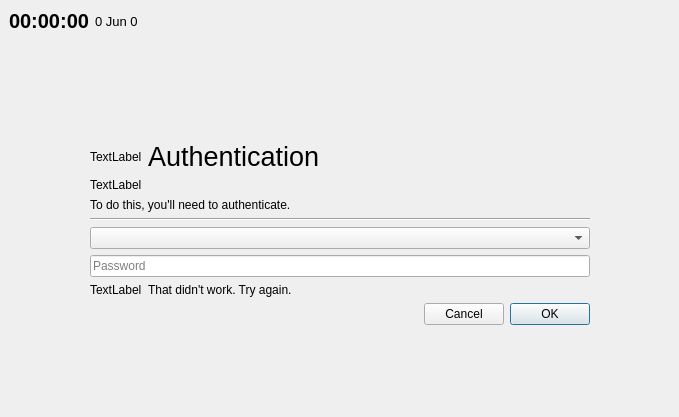
Above: polkitagent/authenticate.ui from vicr123/theshell before the change. Below: the same form after it.
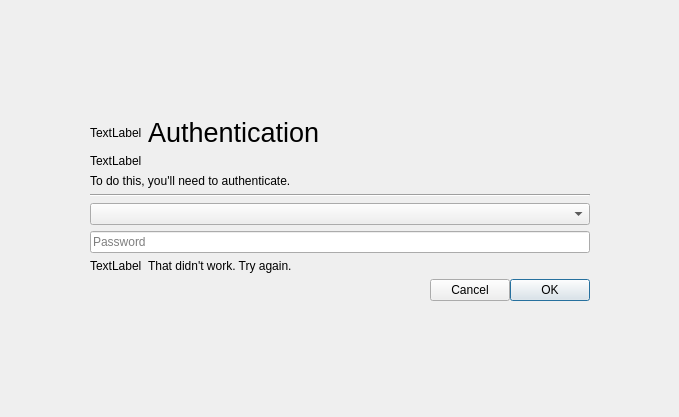
That is the form after the change. Icons and pictures are not drawn.

```diff
--- a/polkitagent/authenticate.ui
+++ b/polkitagent/authenticate.ui
@@ -30,7 +30,59 @@
    <property name="bottomMargin">
     <number>0</number>
    </property>
-   <item row="2" column="1" colspan="2">
+   <item row="1" column="0">
+    <spacer name="horizontalSpacer_2">
+     <property name="orientation">
+      <enum>Qt::Horizontal</enum>
+     </property>
+     <property name="sizeHint" stdset="0">
+      <size>
+       <width>40</width>
+       <height>20</height>
+      </size>
+     </property>
+    </spacer>
+   </item>
+   <item row="0" column="1">
+    <spacer name="verticalSpacer_2">
+     <property name="orientation">
+      <enum>Qt::Vertical</enum>
+     </property>
+     <property name="sizeHint" stdset="0">
+      <size>
+       <width>20</width>
+       <height>40</height>
+      </size>
+     </property>
+    </spacer>
+   </item>
+   <item row="2" column="1">
+    <spacer name="verticalSpacer">
+     <property name="orientation">
+      <enum>Qt::Vertical</enum>
+     </property>
+     <property name="sizeHint" stdset="0">
+      <size>
+       <width>20</width>
+       <height>40</height>
+      </size>
+     </property>
+    </spacer>
+   </item>
+   <item row="1" column="3">
+    <spacer name="horizontalSpacer_3">
+     <property name="orientation">
+      <enum>Qt::Horizontal</enum>
+     </property>
+     <property name="sizeHint" stdset="0">
+      <size>
+       <width>40</width>
+       <height>20</height>
+      </size>
+     </property>
+    </spacer>
+   </item>
+   <item row="1" column="1" colspan="2">
     <widget class="QFrame" name="authFrame">
      <property name="minimumSize">
       <size>
@@ -169,6 +221,9 @@
       </item>
       <item>
        <layout class="QHBoxLayout" name="horizontalLayout">
+        <property name="spacing">
+         <number>0</number>
+        </property>
         <item>
          <widget class="QPushButton" name="keyboardButton">
           <property name="text">
@@ -226,128 +281,6 @@
      </layout>
     </widget>
    </item>
-   <item row="3" column="1">
-    <spacer name="verticalSpacer">
-     <property name="orientation">
-      <enum>Qt::Vertical</enum>
-     </property>
-     <property name="sizeHint" stdset="0">
-      <size>
-       <width>20</width>
-       <height>40</height>
-      </size>
-     </property>
-    </spacer>
-   </item>
-   <item row="2" column="3">
-    <spacer name="horizontalSpacer_3">
-     <property name="orientation">
-      <enum>Qt::Horizontal</enum>
-     </property>
-     <property name="sizeHint" stdset="0">
-      <size>
-       <width>40</width>
-       <height>20</height>
-      </size>
-     </property>
-    </spacer>
-   </item>
-   <item row="1" column="1">
-    <spacer name="verticalSpacer_2">
-     <property name="orientation">
-      <enum>Qt::Vertical</enum>
-     </property>
-     <property name="sizeHint" stdset="0">
-      <size>
-       <width>20</width>
-       <height>40</height>
-      </size>
-     </property>
-    </spacer>
-   </item>
-   <item row="2" column="0">
-    <spacer name="horizontalSpacer_2">
-     <property name="orientation">
-      <enum>Qt::Horizontal</enum>
-     </property>
-     <property name="sizeHint" stdset="0">
-      <size>
-       <width>40</width>
-       <height>20</height>
-      </size>
-     </property>
-    </spacer>
-   </item>
-   <item row="0" column="0" colspan="4">
-    <widget class="QFrame" name="frame">
-     <property name="font">
-      <font>
-       <pointsize>15</pointsize>
-      </font>
-     </property>
-     <property name="autoFillBackground">
-      <bool>true</bool>
-     </property>
-     <property name="frameShape">
-      <enum>QFrame::NoFrame</enum>
-     </property>
-     <property name="frameShadow">
-      <enum>QFrame::Raised</enum>
-     </property>
-     <layout class="QHBoxLayout" name="horizontalLayout_4">
-      <property name="leftMargin">
-       <number>9</number>
-      </property>
-      <property name="topMargin">
-       <number>9</number>
-      </property>
-      <property name="rightMargin">
-       <number>9</number>
-      </property>
-      <property name="bottomMargin">
-       <number>9</number>
-      </property>
-      <item>
-       <widget class="QLabel" name="timeLabel">
-        <property name="font">
-         <font>
-          <weight>75</weight>
-          <bold>true</bold>
-         </font>
-        </property>
-        <property name="text">
-         <string>00:00:00</string>
-        </property>
-       </widget>
-      </item>
-      <item>
-       <widget class="QLabel" name="dateLabel">
-        <property name="font">
-         <font>
-          <pointsize>10</pointsize>
-         </font>
-        </property>
-        <property name="text">
-         <string>0 Jun 0</string>
-        </property>
-       </widget>
-      </item>
-      <item>
-       <spacer name="horizontalSpacer_4">
-        <property name="orientation">
-         <enum>Qt::Horizontal</enum>
-        </property>
-        <property name="sizeHint" stdset="0">
-         <size>
-          <width>40</width>
-          <height>20</height>
-         </size>
-        </property>
-       </spacer>
-      </item>
-     </layout>
-    </widget>
-   </item>
   </layout>
  </widget>
  <tabstops>
```
